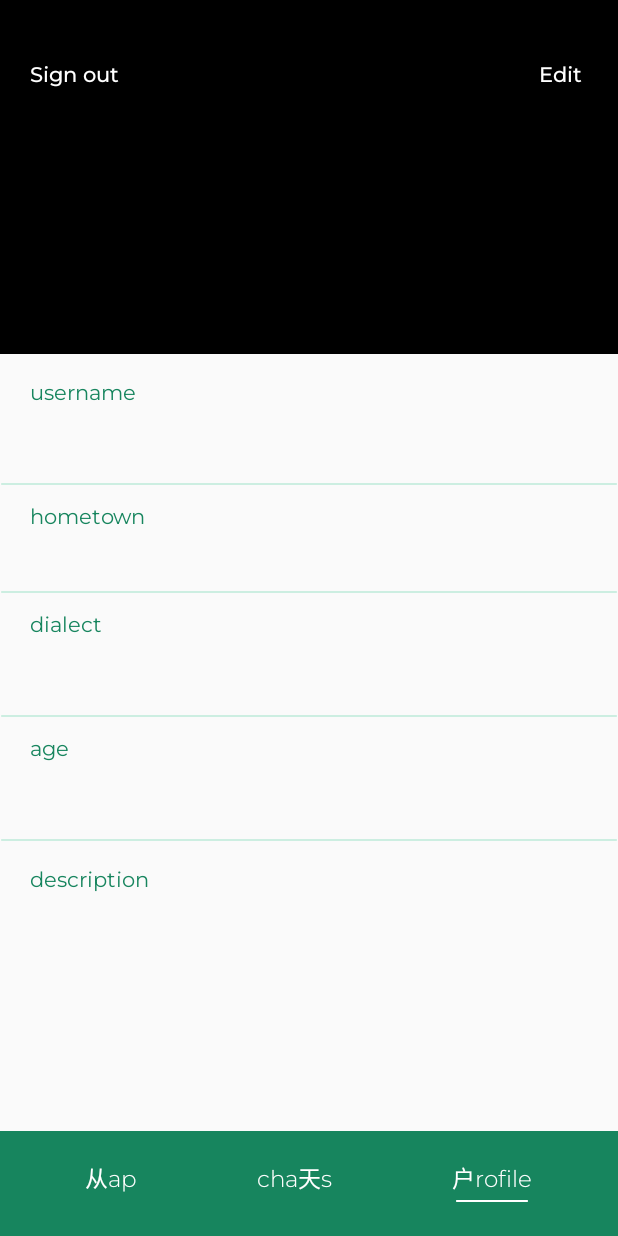
After one commit to cat-kat/1694, an Android app: the ProfileActivity screen opened directly, with no data from a screen before it, on a phone screen of 412 x 824 dp. The commit adds this screen. Run offline under Robolectric (Android 15) with nearby library versions, the phone set to English and light mode, and no system bars; our stand-ins replace Firebase (no records; nobody signed in at launch, a user with empty details on screens opened directly); 8 statements that could not run were skipped.

Commit message:
+ profile

```diff
--- a/app/src/main/AndroidManifest.xml
+++ b/app/src/main/AndroidManifest.xml
@@ -61,7 +61,7 @@
             </intent-filter>
         </activity>
         <activity
-            android:name=".LogInActivity"
+            android:name=".ProfileActivity"
             android:exported="true">
             <intent-filter>
                 <category android:name="android.intent.category.LAUNCHER" />
--- /dev/null
+++ b/app/src/main/java/com/example/a1694/ProfileActivity.java
@@ -0,0 +1,112 @@
+package com.example.a1694;
+
+
+import static com.example.a1694.SignInActivity.mUser;
+
+import android.graphics.Bitmap;
+import android.graphics.BitmapFactory;
+import android.os.Bundle;
+import android.util.Log;
+import android.util.Pair;
+import android.view.View;
+import android.widget.ImageView;
+import android.widget.TextView;
+
+import androidx.annotation.NonNull;
+import androidx.appcompat.app.AppCompatActivity;
+
+import com.google.firebase.auth.FirebaseAuth;
+import com.google.firebase.database.DataSnapshot;
+import com.google.firebase.database.DatabaseError;
+import com.google.firebase.database.DatabaseReference;
+import com.google.firebase.database.FirebaseDatabase;
+import com.google.firebase.database.ValueEventListener;
+
+import java.io.IOException;
+import java.net.MalformedURLException;
+import java.net.URL;
+
+public class ProfileActivity extends AppCompatActivity {
+
+    TextView name, nickname, hometown, dialect, age, desc;
+    ImageView photo;
+
+    /* эдит + красивое отображение!
+    кнопочки должны работать
+     */
+
+    @Override
+    protected void onCreate(Bundle savedInstanceState) {
+        super.onCreate(savedInstanceState);
+        setContentView(R.layout.activity_profile);
+        name = findViewById(R.id.name);
+        nickname = findViewById(R.id.username);
+        hometown = findViewById(R.id.hometown);
+        dialect = findViewById(R.id.dialect);
+        age = findViewById(R.id.age);
+        desc = findViewById(R.id.desc);
+        photo = findViewById(R.id.photo);
+
+        String userId = FirebaseAuth.getInstance().getCurrentUser().getUid();
+       DatabaseReference ref = FirebaseDatabase.getInstance().getReference().child("users").child(userId);
+
+        ref.addListenerForSingleValueEvent(new ValueEventListener() {
+
+            @Override
+            public void onDataChange(@NonNull DataSnapshot snapshot) {
+                     DataSnapshot childSnap  = snapshot;
+
+                    String mName = childSnap.child("name").getValue().toString();
+                    String mNickname = childSnap.child("nickname").getValue().toString();
+                    String mHometown = childSnap.child("hometown").getValue().toString();
+                    String mDialect = childSnap.child("dialect").getValue().toString();
+                    String mAge = childSnap.child("age").getValue().toString();
+                    String mDesc = childSnap.child("desc").getValue().toString();
+                    String mPhoroUrl = childSnap.child("photoUrl").getValue().toString();
+
+                    name.setText(mName);
+                    nickname.setText(mNickname);
+                    hometown.setText(mHometown);
+                    dialect.setText(mDialect);
+                    age.setText(mAge);
+                    desc.setText(mDesc);
+
+                    URL req = null;
+                    try {
+                        req = new URL(
+                                mPhoroUrl);
+                    } catch (MalformedURLException e) {
+                        e.printStackTrace();
+                    }
+                    Bitmap mIcon_val = null;
+                    try {
+                        mIcon_val = BitmapFactory.decodeStream(req.openConnection()
+                                .getInputStream());
+                    } catch (IOException e) {
+                        e.printStackTrace();
+                    }
+                    photo.setImageBitmap(mIcon_val);
+                }
+
+            @Override
+            public void onCancelled(@NonNull DatabaseError error) {
+
+            }
+        });
+
+     /*   if (mUser.nickname != "-1")
+            nickname.setText(ref.child("name").get().toString()); else nickname.setText("still empty");
+        if (mUser.hometown != "-1")
+            hometown.setText(mUser.hometown); else hometown.setText("still empty");
+            if (mUser.dialect != "-1")
+                dialect.setText(mUser.dialect); else dialect.setText("still empty");
+        if (mUser.age != "-1")
+            age.setText(mUser.age); else age.setText("still empty");
+        if (mUser.desc != "-1")
+            desc.setText(mUser.desc); else desc.setText("still empty");
+        if (mUser.photoUrl != "-1") {
+
+
+        */
+
+    }}
--- a/app/src/main/java/com/example/a1694/User.java
+++ b/app/src/main/java/com/example/a1694/User.java
@@ -1,14 +1,16 @@
 package com.example.a1694;
 
 public class User {
-    public String nickname, name, hometown, dialect, photoUrl, id;
+    public String nickname, name, hometown, dialect, age, desc, photoUrl, id;
 
-    User(String nickname, String name, String hometown, String dialect, String photoUrl, String id) {
+    User(String nickname, String name, String hometown, String dialect, String age, String desc, String photoUrl, String id) {
         this.nickname = nickname;
         this.name = name;
         this.hometown = hometown;
         this.dialect = dialect;
         this.photoUrl = photoUrl;
         this.id = id;
+        this.age = age;
+        this.desc =  desc;
     }
 }
--- a/app/src/main/res/layout/activity_maps.xml
+++ b/app/src/main/res/layout/activity_maps.xml
@@ -83,7 +83,8 @@
         <LinearLayout android:layout_width="wrap_content"
             android:layout_height="wrap_content"
             android:orientation="vertical"
-            android:layout_gravity="center">
+            android:layout_gravity="center"
+            android:onClick="onClickProfile">
             <TextView
                 android:layout_width="wrap_content"
                 android:layout_height="wrap_content"
--- /dev/null
+++ b/app/src/main/res/layout/activity_profile.xml
@@ -0,0 +1,301 @@
+<?xml version="1.0" encoding="utf-8"?>
+<androidx.constraintlayout.widget.ConstraintLayout xmlns:android="http://schemas.android.com/apk/res/android"
+    xmlns:app="http://schemas.android.com/apk/res-auto"
+    xmlns:tools="http://schemas.android.com/tools"
+    android:layout_width="match_parent"
+    android:layout_height="match_parent">
+    <FrameLayout
+
+        android:layout_width="match_parent"
+        android:layout_height="236dp"
+        android:layout_gravity="left"
+        tools:ignore="MissingConstraints" >
+
+
+        <ImageView
+            android:id="@+id/photo"
+            android:layout_width="match_parent"
+            android:layout_height="236dp"
+            tools:ignore="MissingConstraints"
+            android:background="@color/black"/>
+
+    </FrameLayout>
+
+    <androidx.appcompat.widget.LinearLayoutCompat
+        android:id="@+id/linearLayoutCompat"
+        android:layout_width="match_parent"
+        android:layout_height="match_parent"
+        android:orientation="vertical">
+
+        <LinearLayout
+            android:layout_width="match_parent"
+            android:layout_height="50dp"
+            android:layout_marginHorizontal="20dp"
+            android:layout_marginVertical="40dp"
+
+            >
+
+            <TextView
+                android:layout_width="wrap_content"
+                android:layout_height="wrap_content"
+                android:fontFamily="@font/montserratmedium"
+                android:paddingRight="140dp"
+                android:text="Sign out"
+                android:textColor="@color/white"
+                android:textSize="14dp" />
+
+            <TextView
+                android:layout_width="wrap_content"
+                android:layout_height="wrap_content"
+                android:layout_gravity="right"
+                android:fontFamily="@font/montserratmedium"
+                android:paddingLeft="140dp"
+                android:text="Edit"
+                android:textColor="@color/white"
+                android:textSize="14dp" />
+        </LinearLayout>
+
+        <TextView
+            android:id="@id/name"
+            android:layout_width="match_parent"
+            android:layout_height="wrap_content"
+            android:layout_marginHorizontal="20dp"
+            android:layout_marginTop="60dp"
+            android:layout_marginBottom="20dp"
+            android:fontFamily="@font/montserratsemibold"
+            android:text="Ya Ya Ya"
+            android:textColor="@color/white"
+            android:textSize="20dp" />
+
+        <TextView
+            android:layout_width="match_parent"
+            android:layout_height="40dp"
+            android:fontFamily="@font/montserratregular"
+            android:gravity="bottom"
+            android:paddingHorizontal="20dp"
+            android:paddingBottom="5dp"
+            android:text="username"
+            android:textColor="@color/main_green"
+            android:textSize="14dp" />
+
+        <TextView
+            android:id="@+id/username"
+            android:layout_width="match_parent"
+            android:layout_height="46dp"
+            android:fontFamily="@font/montserratmedium"
+            android:gravity="top"
+            android:paddingHorizontal="20dp"
+            android:text="my username"
+            android:textColor="@color/main600"
+            android:textSize="16dp" />
+
+        <View
+            android:layout_width="match_parent"
+            android:layout_height="1dp"
+            android:background="@drawable/line_big" />
+
+        <TextView
+            android:layout_width="match_parent"
+            android:layout_height="35dp"
+            android:fontFamily="@font/montserratregular"
+            android:gravity="bottom"
+            android:paddingHorizontal="20dp"
+            android:paddingBottom="5dp"
+            android:text="hometown"
+            android:textColor="@color/main_green"
+            android:textSize="14dp" />
+
+        <TextView
+            android:id="@+id/hometown"
+            android:layout_width="match_parent"
+            android:layout_height="35dp"
+            android:fontFamily="@font/montserratmedium"
+            android:gravity="top"
+            android:paddingHorizontal="20dp"
+            android:text="my username"
+            android:textColor="@color/main600"
+            android:textSize="16dp" />
+
+        <View
+            android:layout_width="match_parent"
+            android:layout_height="1dp"
+            android:background="@drawable/line_big" />
+
+        <TextView
+            android:layout_width="match_parent"
+            android:layout_height="35dp"
+            android:fontFamily="@font/montserratregular"
+            android:gravity="bottom"
+            android:paddingHorizontal="20dp"
+            android:paddingBottom="5dp"
+            android:text="dialect"
+            android:textColor="@color/main_green"
+            android:textSize="14dp" />
+
+        <TextView
+            android:id="@+id/dialect"
+            android:layout_width="match_parent"
+            android:layout_height="46dp"
+            android:fontFamily="@font/montserratmedium"
+            android:gravity="top"
+            android:paddingHorizontal="20dp"
+            android:text="my username"
+            android:textColor="@color/main600"
+            android:textSize="16dp" />
+
+        <View
+            android:layout_width="match_parent"
+            android:layout_height="1dp"
+            android:background="@drawable/line_big" />
+
+        <TextView
+            android:layout_width="match_parent"
+            android:layout_height="35dp"
+            android:fontFamily="@font/montserratregular"
+            android:gravity="bottom"
+            android:paddingHorizontal="20dp"
+            android:paddingBottom="5dp"
+            android:text="age"
+            android:textColor="@color/main_green"
+            android:textSize="14dp" />
+
+        <TextView
+            android:id="@+id/age"
+            android:layout_width="match_parent"
+            android:layout_height="46dp"
+            android:fontFamily="@font/montserratmedium"
+            android:gravity="top"
+            android:paddingHorizontal="20dp"
+            android:text="my username"
+            android:textColor="@color/main600"
+            android:textSize="16dp" />
+
+        <View
+            android:layout_width="match_parent"
+            android:layout_height="1dp"
+            android:background="@drawable/line_big" />
+
+        <TextView
+            android:layout_width="match_parent"
+            android:layout_height="40dp"
+            android:fontFamily="@font/montserratregular"
+            android:gravity="bottom"
+            android:paddingHorizontal="20dp"
+            android:paddingBottom="5dp"
+            android:text="description"
+            android:textColor="@color/main_green"
+            android:textSize="14dp" />
+
+        <TextView
+            android:id="@+id/desc"
+            android:layout_width="match_parent"
+            android:layout_height="56dp"
+            android:fontFamily="@font/montserratmedium"
+            android:gravity="top"
+            android:paddingHorizontal="20dp"
+            android:text="my username"
+            android:textColor="@color/main600"
+            android:textSize="16dp" />
+
+
+    </androidx.appcompat.widget.LinearLayoutCompat>
+
+    <FrameLayout
+        android:layout_width="match_parent"
+        android:layout_height="70dp"
+        android:layout_gravity="bottom|center"
+        android:background="@color/main_green"
+        app:layout_constraintBottom_toBottomOf="parent"
+        tools:ignore="MissingConstraints">
+
+
+        <LinearLayout
+            android:layout_width="match_parent"
+            android:layout_height="match_parent"
+            android:layout_gravity="center"
+            android:gravity="bottom|center_horizontal"
+            android:orientation="horizontal">
+
+            <LinearLayout
+                android:layout_width="wrap_content"
+                android:layout_height="wrap_content"
+                android:layout_gravity="center"
+                android:orientation="vertical">
+
+                <TextView
+                    android:layout_width="wrap_content"
+                    android:layout_height="wrap_content"
+                    android:layout_gravity="center"
+                    android:fontFamily="@font/montserratlight"
+                    android:paddingHorizontal="30dp"
+                    android:text="从ap"
+
+                    android:textColor="@color/white"
+                    android:textSize="15dp" />
+
+                <View
+                    android:layout_width="48dp"
+                    android:layout_height="1dp"
+                    android:layout_gravity="center"
+                    android:layout_margin="3dp"
+                    android:visibility="invisible"
+                    android:background="@drawable/line_menu" />
+            </LinearLayout>
+
+            <LinearLayout
+                android:layout_width="wrap_content"
+                android:layout_height="wrap_content"
+                android:layout_gravity="center"
+                android:orientation="vertical">
+
+                <TextView
+                    android:layout_width="wrap_content"
+                    android:layout_height="wrap_content"
+                    android:layout_gravity="center"
+                    android:fontFamily="@font/montserratlight"
+                    android:paddingHorizontal="50dp"
+                    android:text="cha天s"
+                    android:textColor="@color/white"
+
+                    android:textSize="15dp" />
+
+                <View
+                    android:layout_width="48dp"
+                    android:layout_height="1dp"
+                    android:layout_gravity="center"
+                    android:layout_margin="3dp"
+                    android:background="@drawable/line_menu"
+
+                    android:visibility="invisible" />
+            </LinearLayout>
+
+            <LinearLayout
+                android:layout_width="wrap_content"
+                android:layout_height="wrap_content"
+                android:layout_gravity="center"
+                android:onClick="onClickProfile"
+                android:orientation="vertical">
+
+                <TextView
+                    android:layout_width="wrap_content"
+                    android:layout_height="wrap_content"
+                    android:layout_gravity="center"
+                    android:fontFamily="@font/montserratlight"
+
+                    android:paddingHorizontal="30dp"
+                    android:text="户rofile"
+                    android:textColor="@color/white"
+                    android:textSize="15dp" />
+
+                <View
+                    android:layout_width="48dp"
+                    android:layout_height="1dp"
+                    android:layout_gravity="center"
+                    android:layout_margin="3dp"
+                    android:background="@drawable/line_menu"
+                    android:visibility="visible" />
+            </LinearLayout>
+        </LinearLayout>
+
+    </FrameLayout>
+</androidx.constraintlayout.widget.ConstraintLayout>
```
Also changed, not shown: app/src/main/java/com/example/a1694/MapsActivity.java (+42 -26 lines), app/src/main/java/com/example/a1694/SignInActivity.java (+31 -8 lines), app/src/main/res/layout/activity_signin.xml (+10 -3 lines), app/src/main/res/layout/bottom_sheet_dialog_layout.xml (+111 -1 lines), app/src/main/res/drawable/route.png (added), app/src/main/res/drawable/route_but.png (added).
